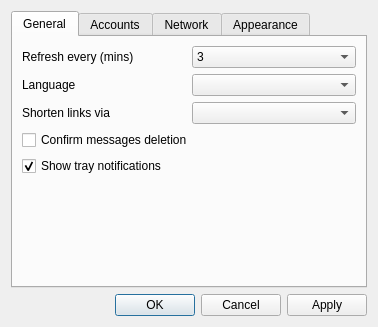
Before: the Qt Designer form qtwitter-app/ui/settings.ui in ayoy/qtwitter, drawn with Qt 5.
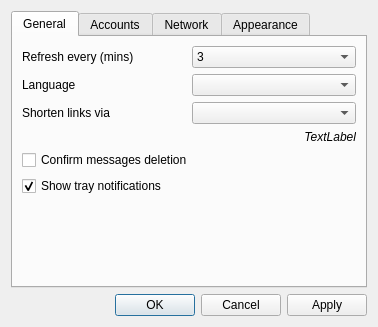
After: the same form once the commit is applied.

Commit message: Version bump to 0.7.1, made popup display below the cursor, not next to it, added a hint in settings dialog about how to shorten links, updated translations.

Diff of the .ui file:
```diff
--- a/qtwitter-app/ui/settings.ui
+++ b/qtwitter-app/ui/settings.ui
@@ -41,6 +41,12 @@
       <layout class="QVBoxLayout" name="verticalLayout_3">
        <item>
         <layout class="QGridLayout" name="gridLayout_3">
+         <property name="bottomMargin">
+          <number>0</number>
+         </property>
+         <property name="verticalSpacing">
+          <number>-1</number>
+         </property>
          <item row="0" column="0">
           <widget class="QLabel" name="refreshLabel">
            <property name="text">
@@ -123,6 +129,21 @@
          <item row="2" column="1">
           <widget class="QComboBox" name="urlShortenerCombo"/>
          </item>
+         <item row="3" column="0" colspan="2">
+          <widget class="QLabel" name="shortenerInfoLabel">
+           <property name="font">
+            <font>
+             <italic>true</italic>
+            </font>
+           </property>
+           <property name="text">
+            <string notr="true">TextLabel</string>
+           </property>
+           <property name="alignment">
+            <set>Qt::AlignRight|Qt::AlignTrailing|Qt::AlignVCenter</set>
+           </property>
+          </widget>
+         </item>
         </layout>
        </item>
        <item>
```
The commit also changes 18 other files.
